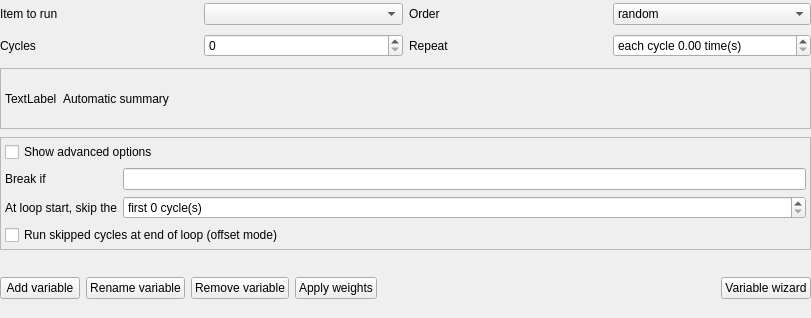
Above: resources/ui/widgets/loop_widget.ui from open-cogsci/OpenSesame before the change. Below: the same form after it.
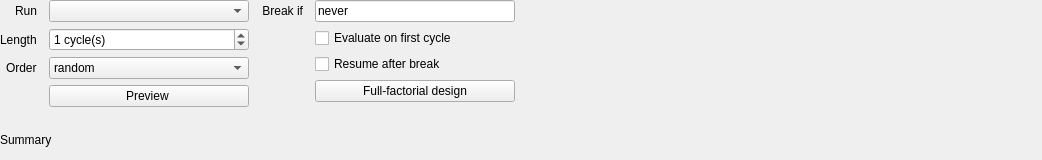
That is the form after the change. Icons and pictures are not drawn. Custom widgets are drawn as their Qt base class.

Commit message: loop: rewrite using DataMatrix

```diff
--- a/resources/ui/widgets/loop_widget.ui
+++ b/resources/ui/widgets/loop_widget.ui
@@ -6,160 +6,279 @@
    <rect>
     <x>0</x>
     <y>0</y>
-    <width>811</width>
-    <height>318</height>
+    <width>1042</width>
+    <height>160</height>
    </rect>
   </property>
   <property name="windowTitle">
    <string>Form</string>
   </property>
-  <layout class="QGridLayout" name="gridLayout">
-   <property name="verticalSpacing">
-    <number>8</number>
+  <layout class="QVBoxLayout" name="verticalLayout">
+   <property name="spacing">
+    <number>12</number>
    </property>
    <property name="margin">
     <number>0</number>
    </property>
-   <item row="6" column="0">
-    <widget class="QWidget" name="widget_buttons" native="true">
-     <layout class="QHBoxLayout" name="horizontalLayout">
-      <property name="margin">
+   <item>
+    <widget class="QWidget" name="hbox_controls" native="true">
+     <property name="sizePolicy">
+      <sizepolicy hsizetype="Fixed" vsizetype="Maximum">
+       <horstretch>0</horstretch>
+       <verstretch>0</verstretch>
+      </sizepolicy>
+     </property>
+     <layout class="QHBoxLayout" name="horizontalLayout_4">
+      <property name="spacing">
+       <number>12</number>
+      </property>
+      <property name="leftMargin">
        <number>0</number>
       </property>
-      <item>
-       <widget class="QPushButton" name="button_add_cyclevar">
-        <property name="text">
-         <string>Add variable</string>
-        </property>
-        <property name="iconSize">
-         <size>
-          <width>16</width>
-          <height>16</height>
-         </size>
-        </property>
-       </widget>
-      </item>
-      <item>
-       <widget class="QPushButton" name="button_rename_cyclevar">
-        <property name="text">
-         <string>Rename variable</string>
-        </property>
-        <property name="iconSize">
-         <size>
-          <width>16</width>
-          <height>16</height>
-         </size>
-        </property>
-       </widget>
-      </item>
-      <item>
-       <widget class="QPushButton" name="button_remove_cyclevar">
-        <property name="text">
-         <string>Remove variable</string>
-        </property>
-        <property name="iconSize">
-         <size>
-          <width>16</width>
-          <height>16</height>
-         </size>
-        </property>
-       </widget>
-      </item>
-      <item>
-       <widget class="QPushButton" name="button_apply_weights">
-        <property name="text">
-         <string>Apply weights</string>
-        </property>
-       </widget>
-      </item>
-      <item>
-       <spacer name="spacer_buttons">
-        <property name="orientation">
-         <enum>Qt::Horizontal</enum>
-        </property>
-        <property name="sizeHint" stdset="0">
-         <size>
-          <width>40</width>
-          <height>20</height>
-         </size>
-        </property>
-       </spacer>
-      </item>
-      <item>
-       <widget class="QPushButton" name="button_wizard">
-        <property name="text">
-         <string>Variable wizard</string>
-        </property>
-        <property name="iconSize">
-         <size>
-          <width>16</width>
-          <height>16</height>
-         </size>
-        </property>
-       </widget>
-      </item>
-     </layout>
-    </widget>
-   </item>
-   <item row="2" column="0">
-    <widget class="QFrame" name="frame">
-     <property name="frameShape">
-      <enum>QFrame::StyledPanel</enum>
-     </property>
-     <property name="frameShadow">
-      <enum>QFrame::Raised</enum>
-     </property>
-     <layout class="QVBoxLayout" name="verticalLayout">
-      <property name="margin">
-       <number>4</number>
+      <property name="topMargin">
+       <number>0</number>
       </property>
+      <property name="rightMargin">
+       <number>100</number>
+      </property>
+      <property name="bottomMargin">
+       <number>0</number>
+      </property>
       <item>
-       <widget class="QCheckBox" name="checkbox_advanced">
-        <property name="text">
-         <string>Show advanced options</string>
-        </property>
-       </widget>
-      </item>
-      <item>
-       <widget class="QWidget" name="widget_advanced" native="true">
-        <layout class="QGridLayout" name="gridLayout_3">
+       <widget class="QWidget" name="form_controls_left" native="true">
+        <layout class="QFormLayout" name="formLayout">
+         <property name="fieldGrowthPolicy">
+          <enum>QFormLayout::AllNonFixedFieldsGrow</enum>
+         </property>
+         <property name="labelAlignment">
+          <set>Qt::AlignRight|Qt::AlignTrailing|Qt::AlignVCenter</set>
+         </property>
+         <property name="horizontalSpacing">
+          <number>12</number>
+         </property>
          <property name="margin">
           <number>0</number>
          </property>
+         <item row="0" column="0">
+          <widget class="QLabel" name="label_item">
+           <property name="sizePolicy">
+            <sizepolicy hsizetype="Fixed" vsizetype="Preferred">
+             <horstretch>0</horstretch>
+             <verstretch>0</verstretch>
+            </sizepolicy>
+           </property>
+           <property name="text">
+            <string>Run</string>
+           </property>
+          </widget>
+         </item>
+         <item row="0" column="1">
+          <widget class="item_combobox" name="combobox_item">
+           <property name="sizePolicy">
+            <sizepolicy hsizetype="Fixed" vsizetype="Fixed">
+             <horstretch>0</horstretch>
+             <verstretch>0</verstretch>
+            </sizepolicy>
+           </property>
+           <property name="minimumSize">
+            <size>
+             <width>200</width>
+             <height>0</height>
+            </size>
+           </property>
+          </widget>
+         </item>
+         <item row="1" column="0">
+          <widget class="QLabel" name="label_length">
+           <property name="sizePolicy">
+            <sizepolicy hsizetype="Fixed" vsizetype="Preferred">
+             <horstretch>0</horstretch>
+             <verstretch>0</verstretch>
+            </sizepolicy>
+           </property>
+           <property name="text">
+            <string>Length</string>
+           </property>
+          </widget>
+         </item>
          <item row="1" column="1">
-          <widget class="QSpinBox" name="spin_skip">
+          <widget class="QSpinBox" name="spinbox_length">
+           <property name="sizePolicy">
+            <sizepolicy hsizetype="Fixed" vsizetype="Fixed">
+             <horstretch>0</horstretch>
+             <verstretch>0</verstretch>
+            </sizepolicy>
+           </property>
+           <property name="minimumSize">
+            <size>
+             <width>200</width>
+             <height>0</height>
+            </size>
+           </property>
            <property name="suffix">
             <string> cycle(s)</string>
            </property>
-           <property name="prefix">
-            <string>first </string>
-           </property>
            <property name="maximum">
-            <number>10000</number>
+            <number>10000000</number>
            </property>
+           <property name="value">
+            <number>1</number>
+           </property>
           </widget>
          </item>
-         <item row="1" column="0">
-          <widget class="QLabel" name="label_skip">
+         <item row="2" column="0">
+          <widget class="QLabel" name="label_order">
            <property name="text">
-            <string>At loop start, skip the</string>
+            <string>Order</string>
            </property>
           </widget>
          </item>
+         <item row="2" column="1">
+          <widget class="QComboBox" name="combobox_order">
+           <property name="sizePolicy">
+            <sizepolicy hsizetype="Fixed" vsizetype="Fixed">
+             <horstretch>0</horstretch>
+             <verstretch>0</verstretch>
+            </sizepolicy>
+           </property>
+           <property name="minimumSize">
+            <size>
+             <width>200</width>
+             <height>0</height>
+            </size>
+           </property>
+           <item>
+            <property name="text">
+             <string>random</string>
+            </property>
+            <property name="icon">
+             <iconset theme="media-playlist-shuffle">
+              <normaloff/>
+             </iconset>
+            </property>
+           </item>
+           <item>
+            <property name="text">
+             <string>sequential</string>
+            </property>
+            <property name="icon">
+             <iconset theme="media-playlist-repeat">
+              <normaloff/>
+             </iconset>
+            </property>
+           </item>
+           <item>
+            <property name="text">
+             <string>advanced</string>
+            </property>
+            <property name="icon">
+             <iconset theme="utilities-terminal">
+              <normaloff/>
+             </iconset>
+            </property>
+           </item>
+          </widget>
+         </item>
+         <item row="3" column="1">
+          <widget class="QPushButton" name="button_preview">
+           <property name="minimumSize">
+            <size>
+             <width>200</width>
+             <height>0</height>
+            </size>
+           </property>
+           <property name="text">
+            <string>Preview </string>
+           </property>
+           <property name="icon">
+            <iconset theme="x-office-spreadsheet">
+             <normaloff/>
+            </iconset>
+           </property>
+          </widget>
+         </item>
+        </layout>
+       </widget>
+      </item>
+      <item>
+       <widget class="QWidget" name="form_controls_right" native="true">
+        <layout class="QFormLayout" name="formLayout_2">
+         <property name="horizontalSpacing">
+          <number>12</number>
+         </property>
+         <property name="margin">
+          <number>0</number>
+         </property>
          <item row="0" column="0">
-          <widget class="QLabel" name="label">
+          <widget class="QLabel" name="label_break_if">
+           <property name="sizePolicy">
+            <sizepolicy hsizetype="Fixed" vsizetype="Preferred">
+             <horstretch>0</horstretch>
+             <verstretch>0</verstretch>
+            </sizepolicy>
+           </property>
            <property name="text">
             <string>Break if</string>
            </property>
+           <property name="alignment">
+            <set>Qt::AlignRight|Qt::AlignTrailing|Qt::AlignVCenter</set>
+           </property>
           </widget>
          </item>
          <item row="0" column="1">
-          <widget class="QLineEdit" name="edit_break_if"/>
+          <widget class="QLineEdit" name="edit_break_if">
+           <property name="sizePolicy">
+            <sizepolicy hsizetype="Fixed" vsizetype="Fixed">
+             <horstretch>0</horstretch>
+             <verstretch>0</verstretch>
+            </sizepolicy>
+           </property>
+           <property name="minimumSize">
+            <size>
+             <width>200</width>
+             <height>0</height>
+            </size>
+           </property>
+           <property name="text">
+            <string>never</string>
+           </property>
+          </widget>
          </item>
-         <item row="2" column="0" colspan="2">
-          <widget class="QCheckBox" name="checkbox_offset">
+         <item row="1" column="1">
+          <widget class="QCheckBox" name="checkbox_break_if_on_first">
            <property name="text">
-            <string>Run skipped cycles at end of loop (offset mode)</string>
+            <string>Evaluate on first cycle</string>
+           </property>
+          </widget>
+         </item>
+         <item row="2" column="1">
+          <widget class="QCheckBox" name="checkbox_continuous">
+           <property name="text">
+            <string>Resume after break</string>
+           </property>
+          </widget>
+         </item>
+         <item row="3" column="1">
+          <widget class="QPushButton" name="button_wizard">
+           <property name="sizePolicy">
+            <sizepolicy hsizetype="Fixed" vsizetype="Fixed">
+             <horstretch>0</horstretch>
+             <verstretch>0</verstretch>
+            </sizepolicy>
+           </property>
+           <property name="minimumSize">
+            <size>
+             <width>200</width>
+             <height>0</height>
+            </size>
+           </property>
+           <property name="text">
+            <string>Full-factorial design</string>
+           </property>
+           <property name="icon">
+            <iconset theme="help-about">
+             <normaloff/>
+            </iconset>
            </property>
           </widget>
          </item>
@@ -169,117 +288,25 @@
      </layout>
     </widget>
    </item>
-   <item row="0" column="0">
-    <widget class="QWidget" name="widget_options" native="true">
-     <layout class="QGridLayout" name="gridLayout_2">
-      <property name="margin">
-       <number>0</number>
-      </property>
-      <item row="0" column="0">
-       <widget class="QLabel" name="label_item">
-        <property name="text">
-         <string>Item to run</string>
-        </property>
-       </widget>
-      </item>
-      <item row="0" column="1">
-       <widget class="QComboBox" name="combobox_item"/>
-      </item>
-      <item row="3" column="0">
-       <widget class="QLabel" name="label_cycles">
-        <property name="text">
-         <string>Cycles</string>
-        </property>
-       </widget>
-      </item>
-      <item row="0" column="3">
-       <widget class="QComboBox" name="combobox_order">
-        <item>
-         <property name="text">
-          <string notr="true">random</string>
-         </property>
-        </item>
-        <item>
-         <property name="text">
-          <string notr="true">sequential</string>
-         </property>
-        </item>
-       </widget>
-      </item>
-      <item row="0" column="2">
-       <widget class="QLabel" name="label_order">
-        <property name="text">
-         <string>Order</string>
-        </property>
-       </widget>
-      </item>
-      <item row="3" column="1">
-       <widget class="QSpinBox" name="spin_cycles">
-        <property name="maximum">
-         <number>10000000</number>
-        </property>
-       </widget>
-      </item>
-      <item row="3" column="2">
-       <widget class="QLabel" name="label_repeat">
-        <property name="text">
-         <string>Repeat</string>
-        </property>
-       </widget>
-      </item>
-      <item row="3" column="3">
-       <widget class="QDoubleSpinBox" name="spin_repeat">
-        <property name="prefix">
-         <string>each cycle </string>
-        </property>
-        <property name="suffix">
-         <string> time(s)</string>
-        </property>
-        <property name="maximum">
-         <double>100000.000000000000000</double>
-        </property>
-       </widget>
-      </item>
-     </layout>
-    </widget>
-   </item>
-   <item row="1" column="0">
-    <widget class="QFrame" name="frame_summary">
-     <property name="frameShape">
-      <enum>QFrame::StyledPanel</enum>
+   <item>
+    <widget class="QLabel" name="label_summary">
+     <property name="text">
+      <string>Summary</string>
      </property>
-     <property name="frameShadow">
-      <enum>QFrame::Raised</enum>
+     <property name="wordWrap">
+      <bool>true</bool>
      </property>
-     <layout class="QHBoxLayout" name="horizontalLayout_2">
-      <property name="margin">
-       <number>4</number>
-      </property>
-      <item>
-       <widget class="QLabel" name="label_info">
-        <property name="sizePolicy">
-         <sizepolicy hsizetype="Fixed" vsizetype="Preferred">
-          <horstretch>0</horstretch>
-          <verstretch>0</verstretch>
-         </sizepolicy>
-        </property>
-        <property name="text">
-         <string>TextLabel</string>
-        </property>
-       </widget>
-      </item>
-      <item>
-       <widget class="QLabel" name="label_summary">
-        <property name="text">
-         <string>Automatic summary</string>
-        </property>
-       </widget>
-      </item>
-     </layout>
     </widget>
    </item>
   </layout>
  </widget>
+ <customwidgets>
+  <customwidget>
+   <class>item_combobox</class>
+   <extends>QComboBox</extends>
+   <header>libqtopensesame._input.item_combobox.h</header>
+  </customwidget>
+ </customwidgets>
  <resources/>
  <connections>
   <connection>
```
Left out of the diff: 19 changed lines with no effect on the pictures. The commit also changes 12 other files.
